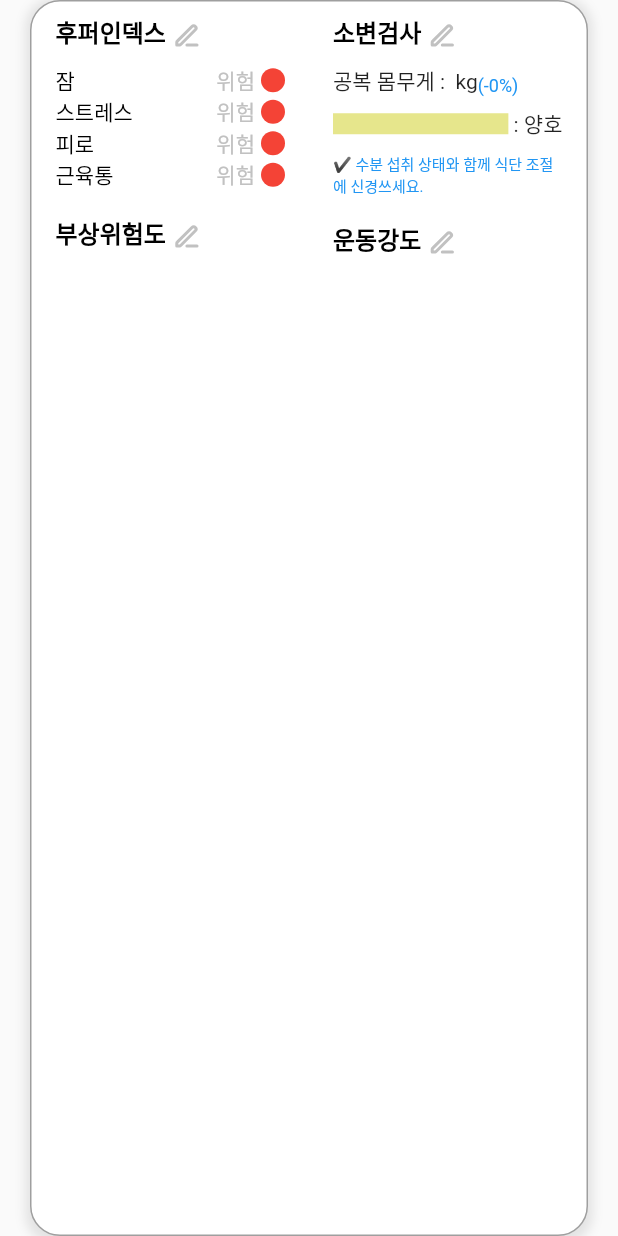
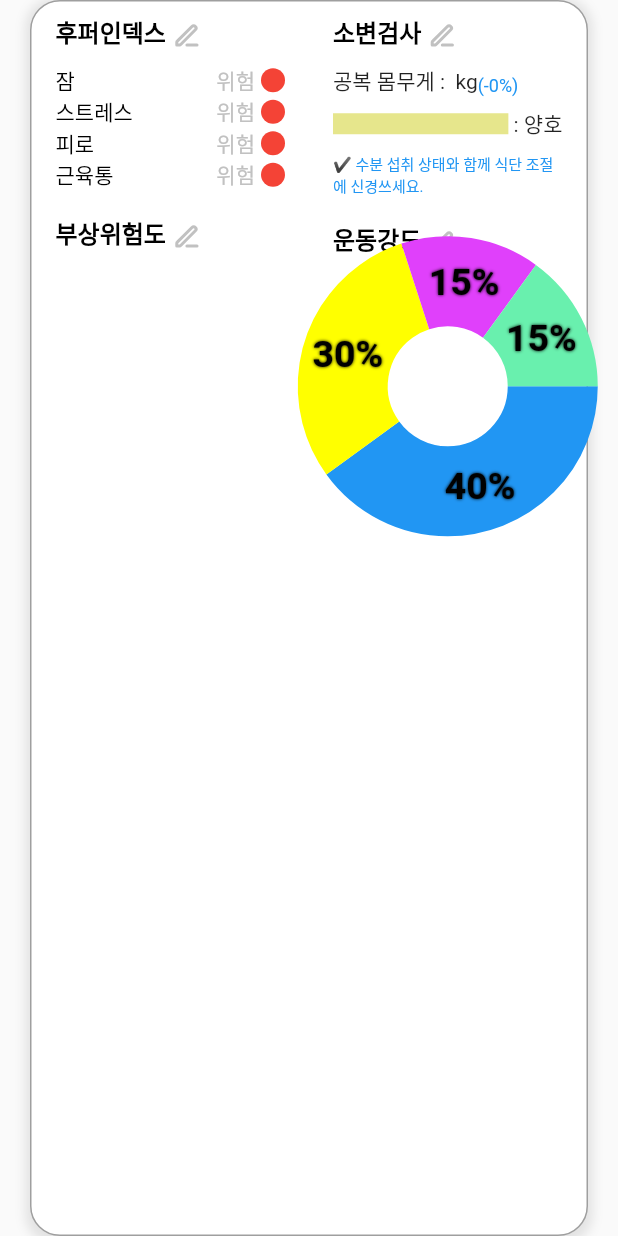
Before and after one commit to Younggun-Kim/PhysicalNote, a Flutter app: the _MyStateContainer widget shown alone on an empty page, opened directly with empty values, on a phone screen of 412 x 824 dp. Run offline on Flutter 3.47's test engine with Material 2 defaults, Android fonts, the phone set to English and light mode, and no system bars; our stand-ins replace easy_rich_text, flutter_svg, fluttertoast, get, get_storage, logger and 1 more; accounts and stored records are empty; statements that could not run were skipped.

Commit message:
홈 차트 작업중

```diff
--- a/lib/app/ui/page/home/home_page.dart
+++ b/lib/app/ui/page/home/home_page.dart
@@ -1,3 +1,4 @@
+import 'package:fl_chart/fl_chart.dart';
 import 'package:flutter/material.dart';
 import 'package:flutter_svg/flutter_svg.dart';
 import 'package:get/get.dart';
@@ -166,6 +167,7 @@ class _MyStateContainer extends StatelessWidget {
                   _MyStateTitle(
                       title: StringRes.workoutIntensity.tr, onPressed: () {}),
                   const SizedBox(height: 10),
+                  _MyStateWorkoutIntensity(),
                 ],
               ),
             ),
@@ -371,6 +373,87 @@ class _MyStateUrinalysis extends StatelessWidget {
       );
 }
 
+/// 나의 상태 - 운동강도.
+class _MyStateWorkoutIntensity extends StatelessWidget {
+
+  @override
+  Widget build(BuildContext context) => AspectRatio(aspectRatio: 1, child: PieChart(
+    PieChartData(
+      // pieTouchData: () {},
+      borderData: FlBorderData(
+        show: false,
+      ),
+      sectionsSpace: 0,
+      centerSpaceRadius: 40,
+      sections: showingSections(),
+    ),
+  ),);
+
+  List<PieChartSectionData> showingSections() {
+    return List.generate(4, (i) {
+      const fontSize = 25.0;
+      const radius = 60.0;
+      const shadows = [Shadow(color: Colors.black, blurRadius: 2)];
+      switch (i) {
+        case 0:
+          return PieChartSectionData(
+            color: Colors.blue,
+            value: 40,
+            title: '40%',
+            radius: radius,
+            titleStyle: const TextStyle(
+              fontSize: fontSize,
+              fontWeight: FontWeight.bold,
+              color: ColorRes.fontBlack,
+              shadows: shadows,
+            ),
+          );
+        case 1:
+          return PieChartSectionData(
+            color: Colors.yellowAccent,
+            value: 30,
+            title: '30%',
+            radius: radius,
+            titleStyle: const TextStyle(
+              fontSize: fontSize,
+              fontWeight: FontWeight.bold,
+              color: ColorRes.fontBlack,
+              shadows: shadows,
+            ),
+          );
+        case 2:
+          return PieChartSectionData(
+            color: Colors.purpleAccent,
+            value: 15,
+            title: '15%',
+            radius: radius,
+            titleStyle: const TextStyle(
+              fontSize: fontSize,
+              fontWeight: FontWeight.bold,
+              color: ColorRes.fontBlack,
+              shadows: shadows,
+            ),
+          );
+        case 3:
+          return PieChartSectionData(
+            color: Colors.greenAccent,
+            value: 15,
+            title: '15%',
+            radius: radius,
+            titleStyle: const TextStyle(
+              fontSize: fontSize,
+              fontWeight: FontWeight.bold,
+              color: ColorRes.fontBlack,
+              shadows: shadows,
+            ),
+          );
+        default:
+          throw Error();
+      }
+    });
+  }
+}
+
 /// 통계.
 class _Statistics extends GetView<HomeController> {
   @override
--- a/pubspec.yaml
+++ b/pubspec.yaml
@@ -48,6 +48,7 @@ dependencies:
   easy_rich_text: ^2.0.0
   intl: ^0.18.1
   dotted_line: ^3.2.2
+  fl_chart: ^0.64.0
 
 dev_dependencies:
   flutter_test:
```
Also changed, not shown: pubspec.lock.
